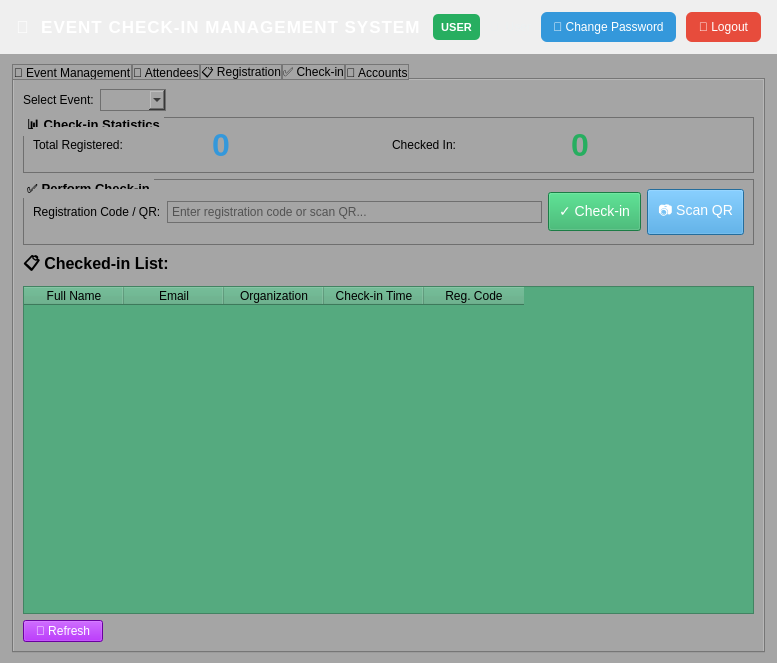
Old version of the form ui/MainWindow.ui in the repository khoivnk25411e/Final-Project-Programming-Techniques.
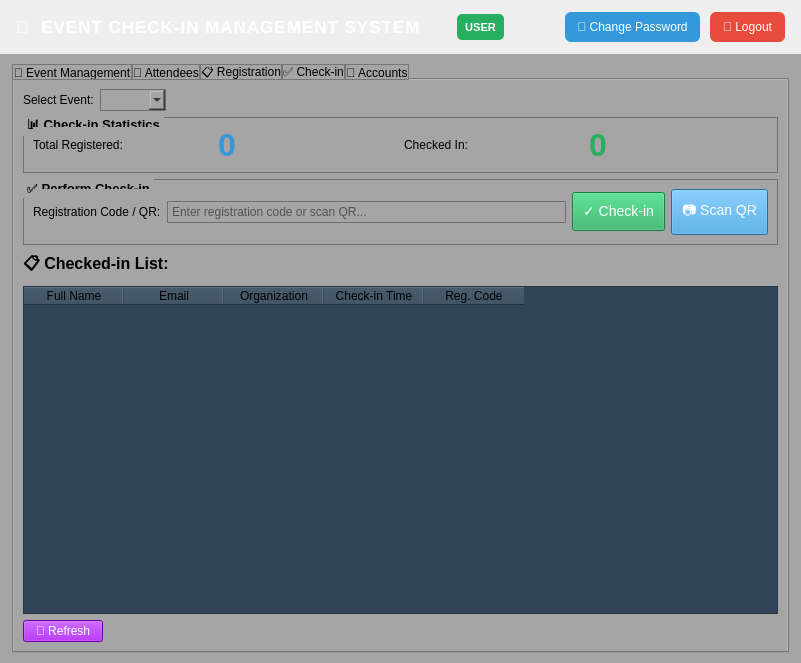
New version of the form. The open tabs and pages were chosen to show the change.

The edit to the form file:
```diff
--- a/ui/MainWindow.ui
+++ b/ui/MainWindow.ui
@@ -6,7 +6,7 @@
    <rect>
     <x>0</x>
     <y>0</y>
-    <width>777</width>
+    <width>801</width>
     <height>663</height>
    </rect>
   </property>
@@ -929,8 +929,7 @@
            <item>
             <widget class="QTableWidget" name="checkinTable">
              <property name="styleSheet">
-              <string notr="true">alternate-background-color: rgb(85, 170, 127);
-background-color: rgb(85, 170, 127);</string>
+              <string notr="true">background-color: rgb(48, 69, 88);</string>
              </property>
              <column>
               <property name="text">
```
Left out of the diff: 10 changed lines with no effect on the pictures.
